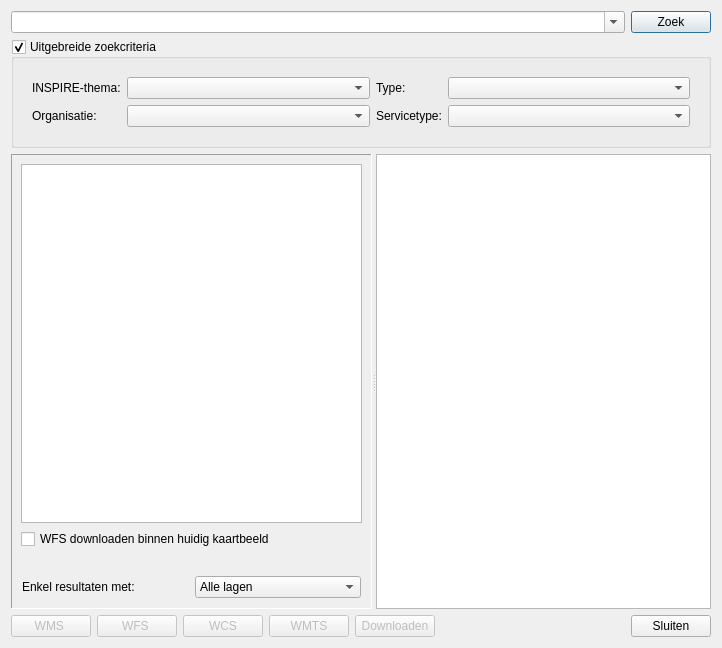
warrieka/inspireNL, file ui_dataCatalog_dialog.ui: the form before one commit.
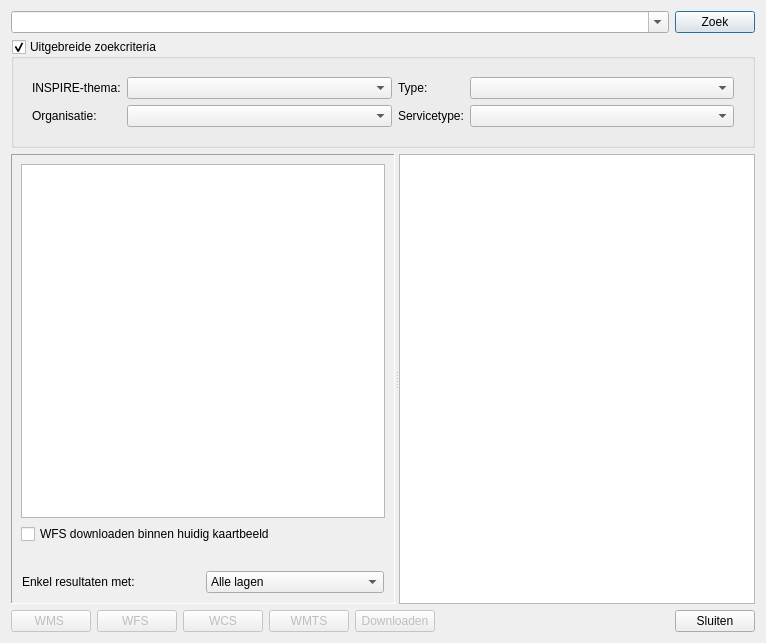
The form after the commit. Icons and pictures are not drawn.

Diff of the .ui file:
```diff
--- a/ui_dataCatalog_dialog.ui
+++ b/ui_dataCatalog_dialog.ui
@@ -6,8 +6,8 @@
    <rect>
     <x>0</x>
     <y>0</y>
-    <width>722</width>
-    <height>648</height>
+    <width>766</width>
+    <height>643</height>
    </rect>
   </property>
   <property name="minimumSize">
```
